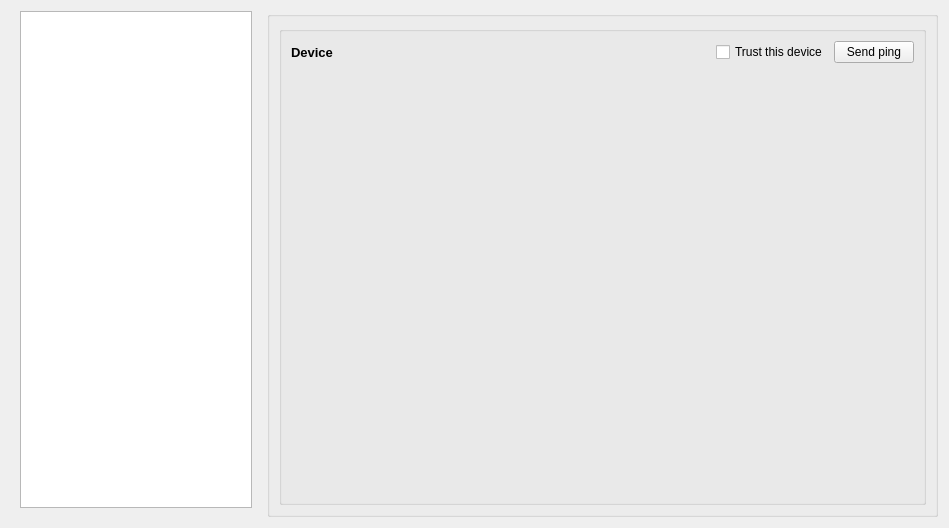
Old version of the form kcm/kcm.ui in the repository KDE/kdeconnect-kde.
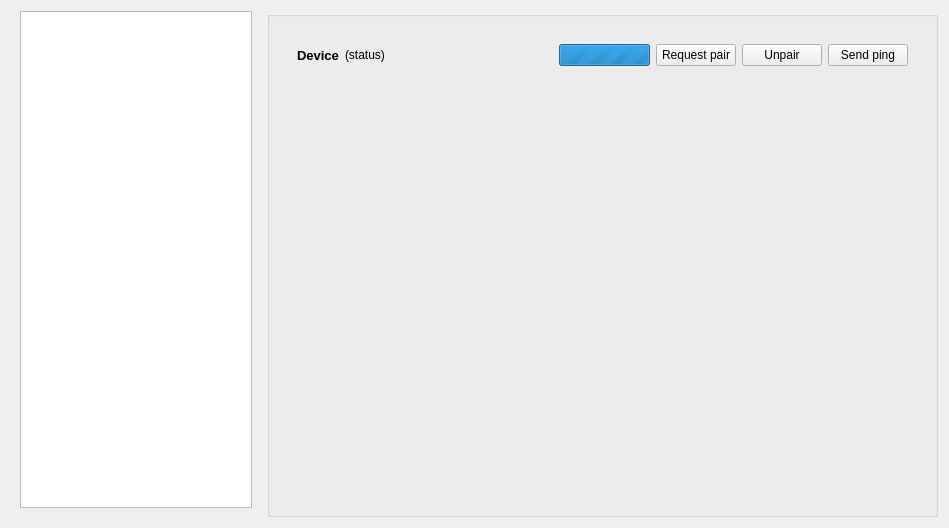
New version of the form. Custom widgets are drawn as their Qt base class.

Patch:
```diff
--- a/kcm/kcm.ui
+++ b/kcm/kcm.ui
@@ -54,27 +54,28 @@
      </property>
      <layout class="QVBoxLayout" name="deviceInfoBorder">
       <item>
-       <widget class="QGroupBox" name="deviceInfo">
+       <widget class="QWidget" name="deviceInfo" native="true">
         <property name="sizePolicy">
          <sizepolicy hsizetype="Expanding" vsizetype="Preferred">
           <horstretch>0</horstretch>
           <verstretch>0</verstretch>
          </sizepolicy>
         </property>
-        <property name="title">
-         <string/>
-        </property>
-        <property name="flat">
-         <bool>true</bool>
-        </property>
-        <property name="checkable">
-         <bool>false</bool>
-        </property>
         <layout class="QVBoxLayout" name="verticalLayout_2">
          <item>
-          <layout class="QHBoxLayout" name="horizontalLayout">
+          <widget class="QWidget" name="header_2" native="true">
+           <property name="sizePolicy">
+            <sizepolicy hsizetype="Preferred" vsizetype="Minimum">
+             <horstretch>0</horstretch>
+             <verstretch>0</verstretch>
+            </sizepolicy>
+           </property>
+           <layout class="QHBoxLayout" name="header">
+            <property name="sizeConstraint">
+             <enum>QLayout::SetMaximumSize</enum>
+            </property>
            <item>
-            <widget class="QLabel" name="deviceName">
+             <widget class="QLabel" name="name_label">
              <property name="font">
               <font>
                <pointsize>10</pointsize>
@@ -87,6 +88,19 @@
              </property>
             </widget>
            </item>
+            <item>
+             <widget class="QLabel" name="status_label">
+              <property name="sizePolicy">
+               <sizepolicy hsizetype="Preferred" vsizetype="Preferred">
+                <horstretch>0</horstretch>
+                <verstretch>0</verstretch>
+               </sizepolicy>
+              </property>
+              <property name="text">
+               <string>(status)</string>
+              </property>
+             </widget>
+            </item>
            <item>
             <spacer name="horizontalSpacer">
              <property name="orientation">
@@ -101,15 +115,47 @@
             </spacer>
            </item>
            <item>
-            <widget class="QCheckBox" name="trust_checkbox">
+             <widget class="QProgressBar" name="progressBar">
              <property name="sizePolicy">
+               <sizepolicy hsizetype="Preferred" vsizetype="Fixed">
+                <horstretch>0</horstretch>
+                <verstretch>0</verstretch>
+               </sizepolicy>
+              </property>
+              <property name="minimum">
+               <number>0</number>
+              </property>
+              <property name="maximum">
+               <number>0</number>
+              </property>
+              <property name="value">
+               <number>-1</number>
+              </property>
+             </widget>
+            </item>
+            <item>
+             <widget class="QPushButton" name="pair_button">
+              <property name="sizePolicy">
               <sizepolicy hsizetype="Maximum" vsizetype="Fixed">
                <horstretch>0</horstretch>
                <verstretch>0</verstretch>
               </sizepolicy>
              </property>
              <property name="text">
-              <string>Trust this device</string>
+               <string>Request pair</string>
+              </property>
+             </widget>
+            </item>
+            <item>
+             <widget class="QPushButton" name="unpair_button">
+              <property name="sizePolicy">
+               <sizepolicy hsizetype="Maximum" vsizetype="Fixed">
+                <horstretch>0</horstretch>
+                <verstretch>0</verstretch>
+               </sizepolicy>
+              </property>
+              <property name="text">
+               <string>Unpair</string>
              </property>
             </widget>
            </item>
@@ -127,6 +173,10 @@
             </widget>
            </item>
           </layout>
+          </widget>
+         </item>
+         <item>
+          <widget class="KMessageWidget" name="messages" native="true"/>
          </item>
          <item>
           <widget class="KPluginSelector" name="pluginSelector" native="true">
@@ -156,6 +206,12 @@
    <header>kpluginselector.h</header>
    <container>1</container>
   </customwidget>
+  <customwidget>
+   <class>KMessageWidget</class>
+   <extends>QWidget</extends>
+   <header>kmessagewidget.h</header>
+   <container>1</container>
+  </customwidget>
  </customwidgets>
  <resources/>
  <connections/>
```
Lines whose indentation alone changed are shown as unchanged.
